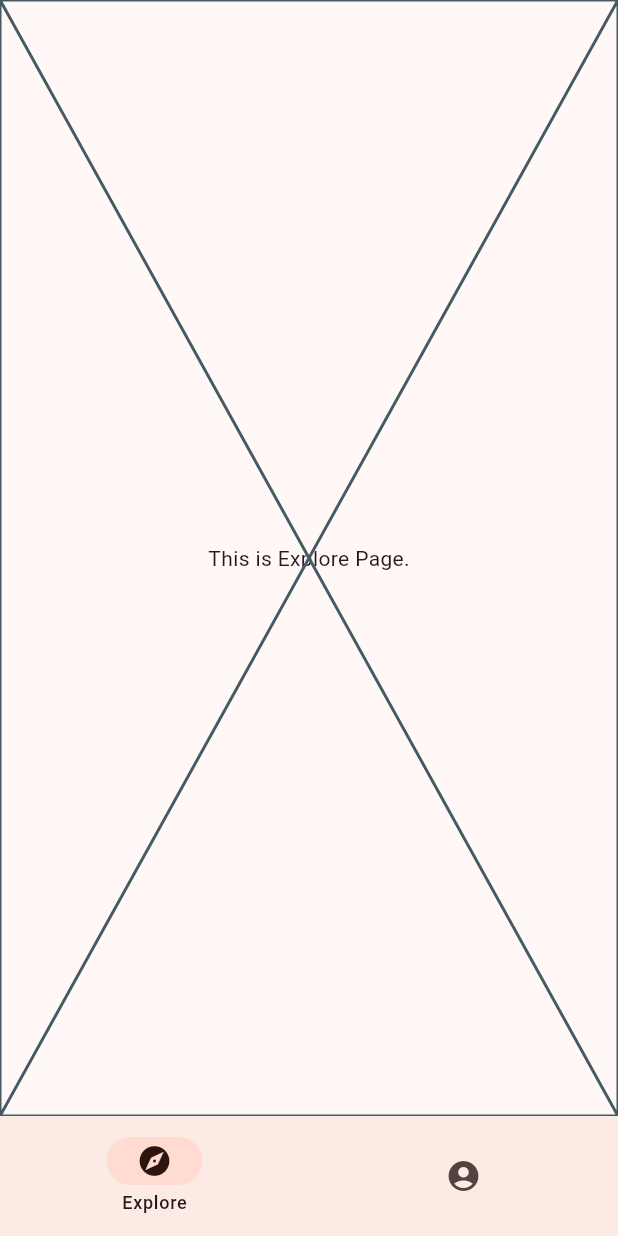
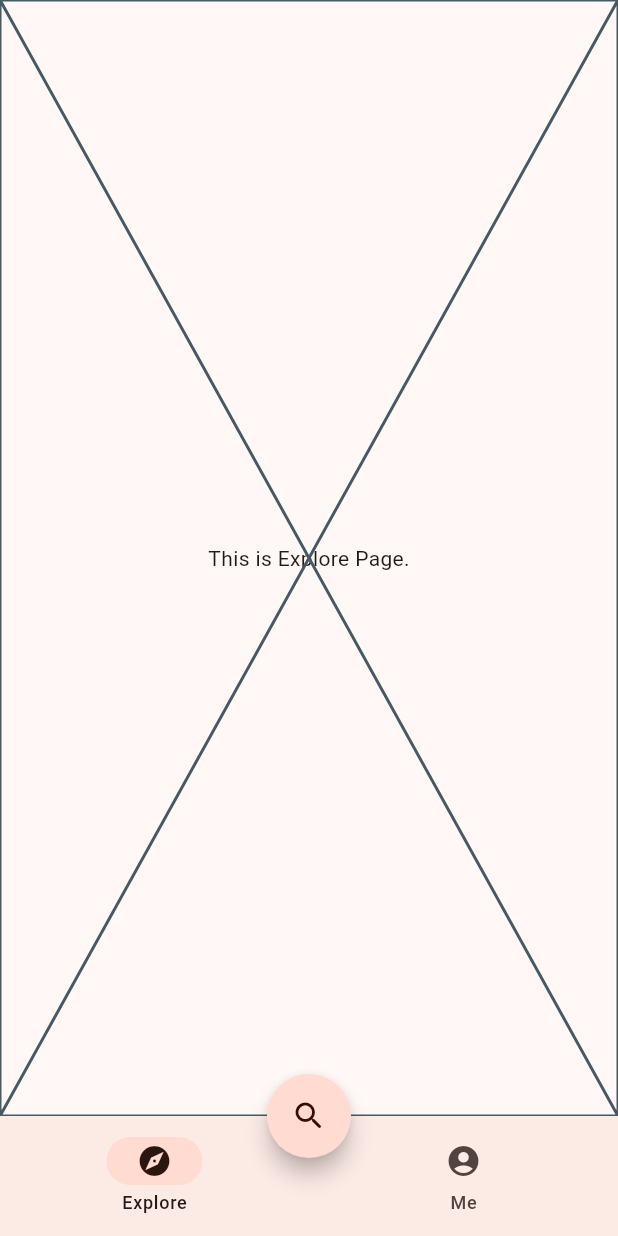
Before and after one commit to PeerlessMonster/JoyRead_app, a Flutter app: the screen it shows after launch, on a phone screen of 412 x 824 dp. Run offline on Flutter 3.47's test engine with Material 3 defaults, Android fonts, the phone set to English and light mode, and no system bars.

Commit message:
refactor：首页整体布局

```diff
--- a/lib/app.dart
+++ b/lib/app.dart
@@ -1,10 +1,10 @@
 import 'package:flutter/material.dart';
 
 import 'constants/theme.dart';
-import 'widgets/home_layout.dart';
+import 'router.dart';
 
-class App extends StatelessWidget {
-  const App({super.key});
+class MainApp extends StatelessWidget {
+  const MainApp({super.key});
 
   @override
   Widget build(BuildContext context) {
@@ -12,7 +12,6 @@ class App extends StatelessWidget {
 
     final textTheme = Theme.of(context).textTheme;
     final theme = MaterialTheme(textTheme);
-
     return MaterialApp(
       title: 'Flutter Demo',
       theme: brightness == Brightness.light ? theme.light() : theme.dark(),
--- /dev/null
+++ b/lib/constants/breakpoint.dart
@@ -0,0 +1,52 @@
+// refer to Material Design 3 standard
+// https://m3.material.io/foundations/layout/applying-layout/window-size-classes#2bb70e22-d09b-4b73-9c9f-9ef60311ccc8
+
+import 'package:flutter/material.dart';
+
+enum Breakpoint {
+  /// Phone in portrait
+  compact(windowWidth: RangeValues(0, 599)),
+
+  /// Tablet in portrait
+  /// Foldable in portrait (unfolded)
+  medium(windowWidth: RangeValues(600, 839)),
+
+  /// Phone in landscape
+  /// Tablet in landscape
+  /// Foldable in landscape (unfolded)
+  /// Desktop
+  expanded(windowWidth: RangeValues(840, 1199)),
+
+  /// Desktop
+  large(windowWidth: RangeValues(1200, 1599)),
+
+  /// Desktop
+  /// Ultra-wide
+  extraLarge(windowWidth: RangeValues(1600, double.infinity));
+
+  final RangeValues windowWidth;
+
+  const Breakpoint({required this.windowWidth});
+
+  /// Construct a [Breakpoint] that the given [windowWidth] belongs to.
+  factory Breakpoint.include(double windowWidth) => switch (windowWidth) {
+        >= 0 && < 600 => Breakpoint.compact,
+        >= 600 && < 840 => Breakpoint.medium,
+        >= 840 && < 1200 => Breakpoint.expanded,
+        >= 1200 && < 1600 => Breakpoint.large,
+        >= 1600 => Breakpoint.extraLarge,
+        _ => throw RangeError.range(windowWidth, 0, null)
+      };
+
+  bool operator >(Breakpoint breakpoint) =>
+      windowWidth.start > breakpoint.windowWidth.end;
+
+  bool operator <(Breakpoint breakpoint) =>
+      windowWidth.end < breakpoint.windowWidth.start;
+
+  bool operator >=(Breakpoint breakpoint) =>
+      windowWidth.start >= breakpoint.windowWidth.start;
+
+  bool operator <=(Breakpoint breakpoint) =>
+      windowWidth.end <= breakpoint.windowWidth.end;
+}
--- a/lib/main.dart
+++ b/lib/main.dart
@@ -3,5 +3,5 @@ import 'package:flutter/material.dart';
 import 'app.dart';
 
 void main() {
-  runApp(const App());
+  runApp(const MainApp());
 }
--- a/lib/pages/user.dart
+++ b/lib/pages/user_home.dart
@@ -1,7 +1,7 @@
 import 'package:flutter/material.dart';
 
-class UserPage extends StatelessWidget {
-  const UserPage({super.key});
+class UserHomePage extends StatelessWidget {
+  const UserHomePage({super.key});
 
   @override
   Widget build(BuildContext context) {
--- /dev/null
+++ b/lib/router.dart
@@ -0,0 +1,50 @@
+import 'package:flutter/material.dart';
+
+import 'pages/explore.dart';
+import 'pages/user_home.dart';
+import 'widgets/adaptive_scaffold.dart';
+
+const _navigationDestinations = [
+  NavigationDestination(
+    label: 'Explore',
+    icon: Icon(Icons.explore_rounded),
+  ),
+  NavigationDestination(
+    label: 'Me',
+    icon: Icon(Icons.account_circle_rounded),
+  ),
+];
+const _floatingActionButtonDestination = NavigationDestination(
+  label: 'Search',
+  icon: Icon(Icons.search_rounded),
+);
+
+class HomeLayout extends StatefulWidget {
+  const HomeLayout({super.key});
+
+  @override
+  State<HomeLayout> createState() => _HomeLayoutState();
+}
+
+class _HomeLayoutState extends State<HomeLayout> {
+  var _currentPageIndex = 0;
+
+  @override
+  Widget build(BuildContext context) {
+    final page = switch (_currentPageIndex) {
+      0 => ExplorePage(),
+      1 => UserHomePage(),
+      _ => throw UnimplementedError("No widget for $_currentPageIndex")
+    };
+
+    return AdaptiveScaffold(
+      navigationDestinations: _navigationDestinations,
+      floatingActionButtonDestination: _floatingActionButtonDestination,
+      selectedIndex: _currentPageIndex,
+      setSelectedIndex: (index) => setState(() {
+        _currentPageIndex = index;
+      }),
+      body: page,
+    );
+  }
+}
--- /dev/null
+++ b/lib/widgets/adaptive_scaffold.dart
@@ -0,0 +1,73 @@
+import 'package:flutter/material.dart';
+
+import '../constants/breakpoint.dart';
+import '../widgets/navigation_sidebar.dart';
+import '../widgets/adaptive_state.dart';
+
+class AdaptiveScaffold extends StatefulWidget {
+  final Widget body;
+  final List<NavigationDestination> navigationDestinations;
+  final NavigationDestination floatingActionButtonDestination;
+
+  final int selectedIndex;
+  final void Function(int) setSelectedIndex;
+
+  int get reversedSelectedIndex => reverseDestinationIndex(selectedIndex);
+
+  void setReversedSelectedIndex(int index) =>
+      setSelectedIndex(reverseDestinationIndex(index));
+
+  const AdaptiveScaffold(
+      {super.key,
+      required this.navigationDestinations,
+      required this.floatingActionButtonDestination,
+      required this.selectedIndex,
+      required this.setSelectedIndex,
+      required this.body});
+
+  int reverseDestinationIndex(int index) =>
+      navigationDestinations.length - 1 - index;
+
+  @override
+  State<AdaptiveScaffold> createState() => _AdaptiveScaffoldState();
+}
+
+class _AdaptiveScaffoldState extends AdaptiveState<AdaptiveScaffold> {
+  @override
+  Widget build(BuildContext context) => breakpoint <= Breakpoint.compact
+      ? Scaffold(
+          body: SafeArea(
+            child: widget.body,
+          ),
+          bottomNavigationBar: NavigationBar(
+            destinations: widget.navigationDestinations,
+            selectedIndex: widget.selectedIndex,
+            onDestinationSelected: widget.setSelectedIndex,
+            labelBehavior: NavigationDestinationLabelBehavior.alwaysShow,
+          ),
+          floatingActionButton: FloatingActionButton(
+            onPressed: () {},
+            isExtended: true,
+            shape: CircleBorder(),
+            child: widget.floatingActionButtonDestination.icon,
+          ),
+          floatingActionButtonLocation:
+              FloatingActionButtonLocation.centerDocked,
+        )
+      : Scaffold(
+          body: Row(children: [
+            NavigationSidebar(
+              navigationDestinations: widget.navigationDestinations.reversed
+                  .map((navigationDestination) => NavigationRailDestination(
+                      icon: navigationDestination.icon,
+                      label: Text(navigationDestination.label)))
+                  .toList(),
+              floatingActionButtonDestination:
+                  widget.floatingActionButtonDestination,
+              selectedIndex: widget.reversedSelectedIndex,
+              onDestinationsSelected: widget.setReversedSelectedIndex,
+            ),
+            Expanded(child: widget.body),
+          ]),
+        );
+}
--- /dev/null
+++ b/lib/widgets/adaptive_state.dart
@@ -0,0 +1,25 @@
+import 'package:flutter/material.dart';
+
+import '../constants/breakpoint.dart';
+
+/// A built-in layout detection [State].
+///
+/// Replace (e.g.) `class _MyStatefulWidgetState extends State<MyStatefulWidget> { ... }`
+/// to `class _MyStatefulWidgetState extends AdaptiveState<MyStatefulWidget> { ... }`, and
+/// there is an extra [breakpoint] getter that returns which [Breakpoint] the width of
+/// window now is belong to.
+abstract class AdaptiveState<T extends StatefulWidget> extends State<T> {
+  var _breakpoint = Breakpoint.compact;
+
+  Breakpoint get breakpoint => _breakpoint;
+
+  @override
+  void didChangeDependencies() {
+    super.didChangeDependencies();
+
+    final windowWidth = MediaQuery.sizeOf(context).width;
+    if (_breakpoint != Breakpoint.include(windowWidth)) {
+      _breakpoint = Breakpoint.include(windowWidth);
+    }
+  }
+}
--- a/lib/widgets/home_layout.dart
+++ /dev/null
@@ -1,77 +0,0 @@
-import 'package:flutter/material.dart';
-
-import '../pages/user.dart';
-import '../pages/explore.dart';
-
-class HomeLayout extends StatefulWidget {
-  const HomeLayout({super.key});
-
-  @override
-  State<HomeLayout> createState() => _HomeLayoutState();
-}
-
-class _HomeLayoutState extends State<HomeLayout> {
-  var _currentPageIndex = 0;
-  static const _pages = [ExplorePage(), UserPage()];
-
-  static const _destinations = [
-    NavigationDestination(
-      label: 'Explore',
-      icon: Icon(Icons.explore_rounded),
-    ),
-    NavigationDestination(
-      label: 'Me',
-      icon: Icon(Icons.account_circle_rounded),
-    ),
-  ];
-
-  @override
-  Widget build(BuildContext context) {
-    final colorScheme = Theme.of(context).colorScheme;
-
-    final windowWidth = MediaQuery.sizeOf(context).width;
-    return windowWidth < 600
-        ? Scaffold(
-            body: SafeArea(
-              child: _pages[_currentPageIndex],
-            ),
-            bottomNavigationBar: NavigationBar(
-              destinations: _destinations,
-              selectedIndex: _currentPageIndex,
-              onDestinationSelected: (index) {
-                setState(() {
-                  _currentPageIndex = index;
-                });
-              },
-              labelBehavior:
-                  NavigationDestinationLabelBehavior.onlyShowSelected,
-            ),
-          )
-        : Scaffold(
-            body: Row(
-              children: [
-                NavigationRail(
-                  destinations: _destinations
-                      .map((destination) => NavigationRailDestination(
-                          icon: destination.icon,
-                          label: Text(destination.label)))
-                      .toList(),
-                  selectedIndex: _currentPageIndex,
-                  onDestinationSelected: (index) {
-                    setState(() {
-                      _currentPageIndex = index;
-                    });
-                  },
-                  extended: windowWidth >= 840,
-                  groupAlignment: 0,
-                  labelType: windowWidth < 840
-                      ? NavigationRailLabelType.selected
-                      : NavigationRailLabelType.none,
-                  backgroundColor: colorScheme.surfaceContainer,
-                ),
-                Expanded(child: _pages[_currentPageIndex]),
-              ],
-            ),
-          );
-  }
-}
```
Also changed, not shown: lib/widgets/capsule_extended_floating_action_button.dart (added, +24 -0 lines), lib/widgets/navigation_sidebar.dart (added, +82 -0 lines).
